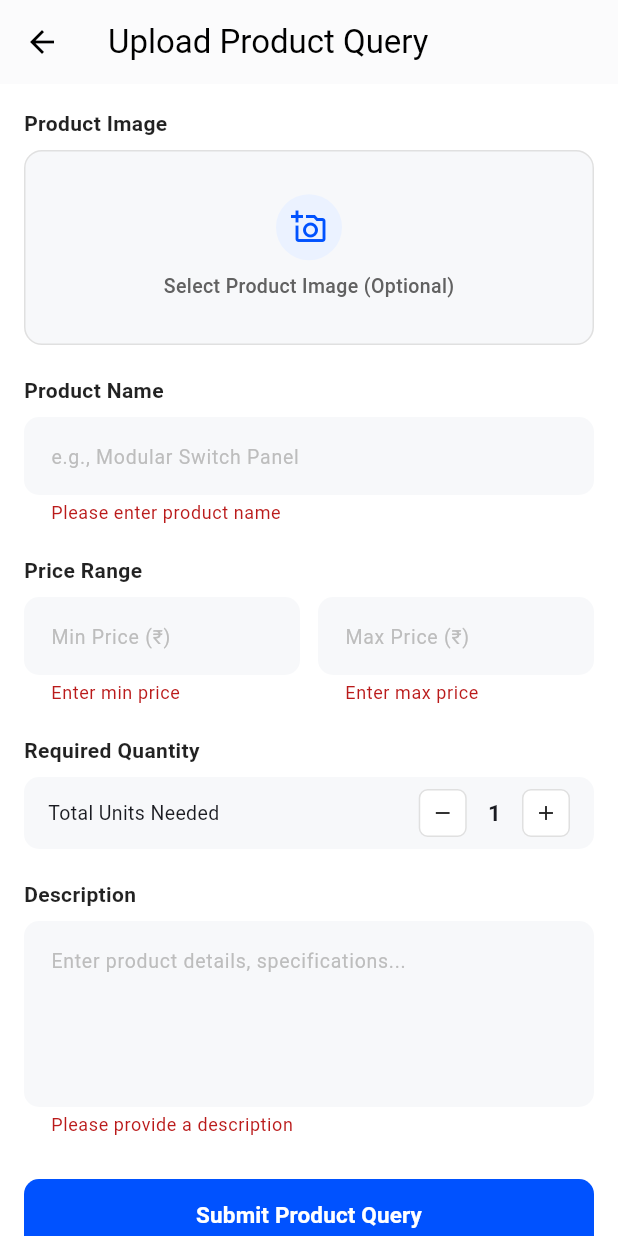
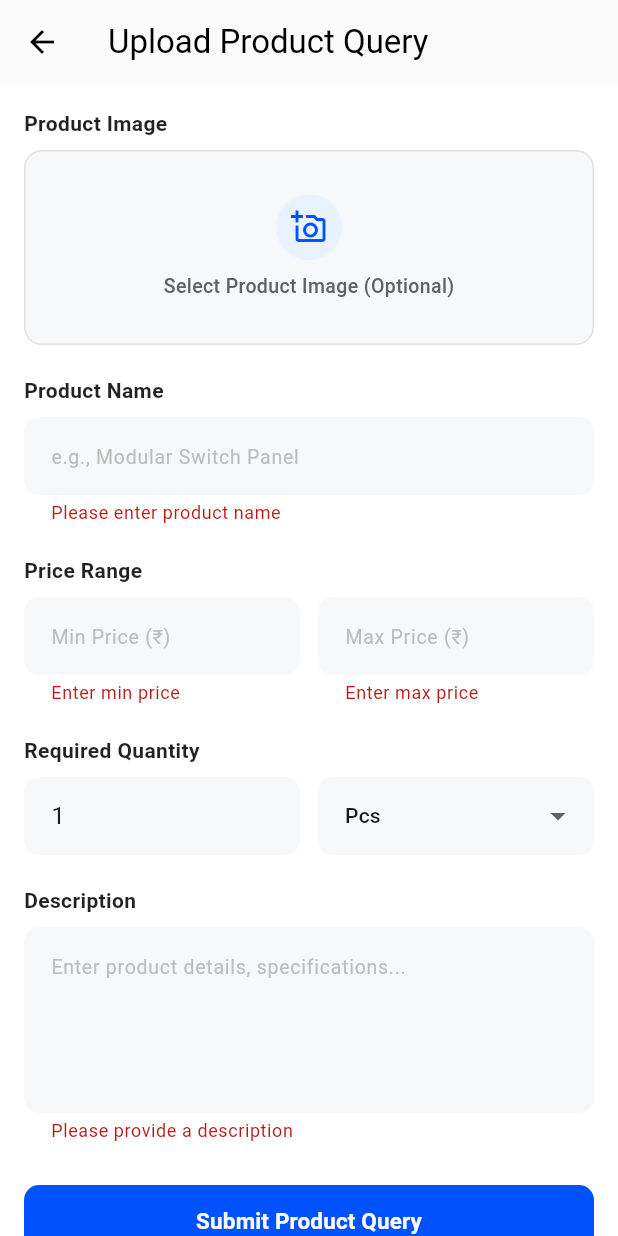
Before and after one commit to drumanty/cart-order, a Flutter app: the UploadQueryScreen screen opened directly, after a tap on "Submit Product Query", on a phone screen of 412 x 824 dp. Run offline on Flutter 3.47's test engine with Material 3 defaults, Android fonts, the phone set to English and light mode, and no system bars; our stand-ins replace cloud_firestore, firebase_analytics, firebase_auth, firebase_core, image_picker; accounts and stored records are empty.

Commit message:
latest updated features

```diff
--- a/lib/screens/admin_product_query_screen.dart
+++ b/lib/screens/admin_product_query_screen.dart
@@ -450,6 +450,7 @@ class _AdminProductQueryScreenState extends State<AdminProductQueryScreen> {
     final image = _text(q['imageUrl']);
     final buyerName = _text(q['buyerName']);
     final buyerEmail = _text(q['buyerEmail']);
+    final unitType = _text(q['unitType']).toLowerCase();
     final activityStream = _activityStreams.putIfAbsent(
       id,
       () =>
@@ -506,7 +507,7 @@ class _AdminProductQueryScreenState extends State<AdminProductQueryScreen> {
                 const SizedBox(height: 5),
                 Text(
                   '${_money(q['minPrice'])} – ${_money(q['maxPrice'])}'
-                  '   •   Qty: ${q['quantity'] ?? 0} units',
+                  '   •   Qty: ${q['quantity'] ?? 0} ${unitType}',
                 ),
               ],
             ),
@@ -520,7 +521,7 @@ class _AdminProductQueryScreenState extends State<AdminProductQueryScreen> {
             _detail('Product name', q['productName']),
             _detail('Minimum price', _money(q['minPrice'])),
             _detail('Maximum price', _money(q['maxPrice'])),
-            _detail('Required quantity', '${q['quantity'] ?? 0} units'),
+            _detail('Required quantity', '${q['quantity'] ?? 0} ${unitType}'),
             _detail('Description', q['description']),
             _detail('Submitted', _date(q['createdAt'])),
             _detail('Last updated', _date(q['updatedAt'])),
--- a/lib/screens/home_screen_two.dart
+++ b/lib/screens/home_screen_two.dart
@@ -91,7 +91,6 @@ class _HomeScreenTwoState extends State<HomeScreenTwo>
   }
 
   final List<String> _banners = const [
-    'assets/banner_one.png',
     'assets/agarbatti.png',
     'assets/electric.png',
     'assets/tracon_slider.png',
--- a/lib/screens/upload_query_screen.dart
+++ b/lib/screens/upload_query_screen.dart
@@ -1,54 +1,119 @@
 import 'dart:typed_data';
+
 import 'package:cloud_firestore/cloud_firestore.dart';
 import 'package:firebase_auth/firebase_auth.dart';
 import 'package:flutter/material.dart';
 import 'package:image_picker/image_picker.dart';
+
 import 'cloudinary_upload_service.dart';
 
 class UploadQueryScreen extends StatefulWidget {
   const UploadQueryScreen({super.key});
+
   @override
   State<UploadQueryScreen> createState() => _UploadQueryScreenState();
 }
 
 class _UploadQueryScreenState extends State<UploadQueryScreen> {
   final _formKey = GlobalKey<FormState>();
+
   // Controllers
   final TextEditingController _productNameController = TextEditingController();
+
   final TextEditingController _descriptionController = TextEditingController();
+
   final TextEditingController _minPriceController = TextEditingController();
+
   final TextEditingController _maxPriceController = TextEditingController();
-  int _quantity = 1;
+
+  final TextEditingController _quantityController = TextEditingController(
+    text: '1',
+  );
+
+  // Quantity unit types
+  final List<String> _unitTypes = [
+    'Pcs',
+    'Dozen',
+    'Gross',
+    'Coil',
+    'MTR',
+    'Box',
+    'Kg',
+    'LTR',
+    'Grm',
+  ];
+
+  String _selectedUnitType = 'Pcs';
+
   bool _submitting = false;
+
   XFile? _selectedImage;
   Uint8List? _selectedImageBytes;
+
+  // Price validation
   String? _priceError(String? text) {
     final value = double.tryParse((text ?? '').trim());
+
     if (value == null || !value.isFinite || value < 0 || value > 1000000000) {
       return 'Enter a valid price (0–1 billion)';
     }
+
     return null;
   }
 
+  // Quantity validation
+  String? _quantityError(String? text) {
+    final quantity = int.tryParse((text ?? '').trim());
+
+    if (quantity == null || quantity < 1) {
+      return 'Enter valid quantity';
+    }
+
+    if (quantity > 1000000) {
+      return 'Maximum 1000000';
+    }
+
+    return null;
+  }
+
+  // Pick product image
   Future<void> _pickImage() async {
+    if (_submitting) return;
+
+    try {
       final image = await ImagePicker().pickImage(
         source: ImageSource.gallery,
         imageQuality: 85,
         maxWidth: 1600,
       );
+
       if (image == null) return;
+
       final bytes = await image.readAsBytes();
+
       if (!mounted) return;
 
       setState(() {
         _selectedImage = image;
         _selectedImageBytes = bytes;
       });
+    } catch (_) {
+      if (!mounted) return;
+
+      ScaffoldMessenger.of(context).showSnackBar(
+        const SnackBar(
+          content: Text('Could not select image. Please try again.'),
+        ),
+      );
+    }
   }
 
+  // Upload image to Cloudinary
   Future<String> _uploadSelectedImage() async {
     final image = _selectedImage;
+
     if (image == null) return '';
+
     return CloudinaryUploadService.uploadImage(
       image: image,
       uploadPreset: CloudinaryUploadService.productPreset,
@@ -61,15 +126,24 @@ class _UploadQueryScreenState extends State<UploadQueryScreen> {
     _descriptionController.dispose();
     _minPriceController.dispose();
     _maxPriceController.dispose();
+    _quantityController.dispose();
+
     super.dispose();
   }
 
+  // Submit product query
   Future<void> _submitQuery() async {
-    if (_submitting || !_formKey.currentState!.validate()) return;
+    if (_submitting || !_formKey.currentState!.validate()) {
+      return;
+    }
+
     FocusScope.of(context).unfocus();
+
     setState(() => _submitting = true);
+
     try {
       final user = FirebaseAuth.instance.currentUser;
+
       if (user == null) {
         if (mounted) {
           ScaffoldMessenger.of(context).showSnackBar(
@@ -78,12 +152,18 @@ class _UploadQueryScreenState extends State<UploadQueryScreen> {
         }
         return;
       }
+
+      // Verify Buyer profile
       final profile = await FirebaseFirestore.instance
           .collection('users')
           .doc(user.uid)
           .get();
-      if (profile.data()?['userType'] != 'Buyer' ||
-          profile.data()?['accountStatus'] != 'approved') {
+
+      final profileData = profile.data();
+
+      if (profileData == null ||
+          profileData['userType'] != 'Buyer' ||
+          profileData['accountStatus'] != 'approved') {
         if (mounted) {
           ScaffoldMessenger.of(context).showSnackBar(
             const SnackBar(
@@ -93,25 +173,44 @@ class _UploadQueryScreenState extends State<UploadQueryScreen> {
         }
         return;
       }
+
+      // Upload image if selected
       final imageUrl = await _uploadSelectedImage();
 
+      // Parse form values
+      final minPrice = double.parse(_minPriceController.text.trim());
+
+      final maxPrice = double.parse(_maxPriceController.text.trim());
+
+      final quantity = int.parse(_quantityController.text.trim());
+
+      // Save query to Firestore
       await FirebaseFirestore.instance.collection('product_queries').add({
         'buyerId': user.uid,
         'buyerEmail': user.email ?? '',
         'buyerName':
-            '${profile.data()?['firstName'] ?? ''} ${profile.data()?['lastName'] ?? ''}'
+            '${profileData['firstName'] ?? ''} '
+                    '${profileData['lastName'] ?? ''}'
                 .trim(),
-        'mobileNumber': (profile.data()?['mobileNumber'] ?? '').toString(),
+        'mobileNumber': (profileData['mobileNumber'] ?? '').toString(),
+
         'productName': _productNameController.text.trim(),
         'description': _descriptionController.text.trim(),
-        'minPrice': double.parse(_minPriceController.text.trim()),
-        'maxPrice': double.parse(_maxPriceController.text.trim()),
-        'quantity': _quantity,
+
+        'minPrice': minPrice,
+        'maxPrice': maxPrice,
+
+        // Updated quantity information
+        'quantity': quantity,
+        'unitType': _selectedUnitType,
+
         'imageUrl': imageUrl,
         'status': 'submitted',
         'createdAt': FieldValue.serverTimestamp(),
       });
+
       if (!mounted) return;
+
       await showDialog<void>(
         context: context,
         barrierDismissible: false,
@@ -122,17 +221,17 @@ class _UploadQueryScreenState extends State<UploadQueryScreen> {
           ),
           actions: [
             TextButton(
-              onPressed: () => Navigator.pop(dialogContext),
+              onPressed: () {
+                Navigator.pop(dialogContext);
+              },
               child: const Text('OK'),
             ),
           ],
         ),
       );
+
       if (mounted) {
-        setState(() => _submitting = false);
-        WidgetsBinding.instance.addPostFrameCallback((_) {
-          if (mounted) Navigator.pop(context);
-        });
+        Navigator.pop(context);
       }
     } on CloudinaryUploadException catch (error) {
       if (mounted) {
@@ -142,9 +241,11 @@ class _UploadQueryScreenState extends State<UploadQueryScreen> {
       }
     } on FirebaseException catch (error) {
       if (!mounted) return;
+
       final message = error.code == 'permission-denied'
-          ? 'Submission not permitted. Check Buyer approval and publish the product_queries rules.'
+          ? 'Submission not permitted. Check Buyer approval and product_queries Firestore rules.'
           : 'Could not save your query (${error.code}). Please try again.';
+
       ScaffoldMessenger.of(
         context,
       ).showSnackBar(SnackBar(content: Text(message)));
@@ -157,7 +258,9 @@ class _UploadQueryScreenState extends State<UploadQueryScreen> {
         );
       }
     } finally {
-      if (mounted) setState(() => _submitting = false);
+      if (mounted) {
+        setState(() => _submitting = false);
+      }
     }
   }
 
@@ -167,34 +270,43 @@ class _UploadQueryScreenState extends State<UploadQueryScreen> {
       canPop: !_submitting,
       child: Scaffold(
         backgroundColor: Colors.white,
+
         appBar: AppBar(
           title: const Text('Upload Product Query'),
           backgroundColor: Colors.white,
           foregroundColor: Colors.black,
           elevation: 0.5,
         ),
+
         body: SafeArea(
           child: SingleChildScrollView(
             padding: const EdgeInsets.all(16.0),
+
             child: Form(
               key: _formKey,
+
               child: Column(
                 crossAxisAlignment: CrossAxisAlignment.start,
                 children: [
-                  // Image Upload Header
+                  // Product Image
                   _buildSectionHeader('Product Image'),
+
                   const SizedBox(height: 8),
+
                   InkWell(
                     onTap: _submitting ? null : _pickImage,
                     borderRadius: BorderRadius.circular(12),
+
                     child: Container(
                       width: double.infinity,
                       height: 130,
+
                       decoration: BoxDecoration(
                         color: const Color(0xFFF7F8FA),
                         borderRadius: BorderRadius.circular(12),
                         border: Border.all(color: Colors.grey.shade300),
                       ),
+
                       child: Column(
                         mainAxisAlignment: MainAxisAlignment.center,
                         children: [
@@ -203,30 +315,36 @@ class _UploadQueryScreenState extends State<UploadQueryScreen> {
                               _selectedImageBytes!,
                               height: 60,
                               fit: BoxFit.contain,
-                              errorBuilder: (context, error, stackTrace) =>
-                                  const Icon(
+                              errorBuilder: (context, error, stackTrace) {
+                                return const Icon(
                                   Icons.broken_image_outlined,
                                   size: 32,
-                                  ),
+                                );
+                              },
                             )
                           else
                             Container(
                               padding: const EdgeInsets.all(10),
+
                               decoration: const BoxDecoration(
                                 color: Color(0xFFEBF2FF),
                                 shape: BoxShape.circle,
                               ),
+
                               child: const Icon(
                                 Icons.add_a_photo_outlined,
                                 color: Color(0xFF0052FF),
                                 size: 24,
                               ),
                             ),
+
                           const SizedBox(height: 8),
+
                           Text(
                             _selectedImageBytes == null
                                 ? 'Select Product Image (Optional)'
                                 : 'Image selected — uploaded when submitted',
+
                             style: TextStyle(
                               fontSize: 13,
                               color: Colors.grey.shade700,
@@ -237,166 +355,223 @@ class _UploadQueryScreenState extends State<UploadQueryScreen> {
                       ),
                     ),
                   ),
+
                   const SizedBox(height: 20),
+
                   // Product Name
                   _buildSectionHeader('Product Name'),
+
                   const SizedBox(height: 8),
+
                   TextFormField(
                     enabled: !_submitting,
                     controller: _productNameController,
+
                     validator: (value) {
                       if (value == null || value.trim().isEmpty) {
                         return 'Please enter product name';
                       }
+
                       if (value.trim().length > 300) {
                         return 'Maximum 300 characters';
                       }
+
                       return null;
                     },
+
                     decoration: _buildInputDecoration(
                       'e.g., Modular Switch Panel',
                     ),
                   ),
+
                   const SizedBox(height: 20),
-                  // Price Range (Min & Max)
+
+                  // Price Range
                   _buildSectionHeader('Price Range'),
+
                   const SizedBox(height: 8),
+
                   Row(
+                    crossAxisAlignment: CrossAxisAlignment.start,
                     children: [
                       Expanded(
                         child: TextFormField(
                           enabled: !_submitting,
                           controller: _minPriceController,
-                          keyboardType: TextInputType.number,
+                          keyboardType: const TextInputType.numberWithOptions(
+                            decimal: true,
+                          ),
+
                           decoration: _buildInputDecoration('Min Price (₹)'),
+
                           validator: (value) {
                             if (value == null || value.trim().isEmpty) {
                               return 'Enter min price';
                             }
+
                             return _priceError(value);
                           },
                         ),
                       ),
+
                       const SizedBox(width: 12),
+
                       Expanded(
                         child: TextFormField(
                           enabled: !_submitting,
                           controller: _maxPriceController,
-                          keyboardType: TextInputType.number,
+                          keyboardType: const TextInputType.numberWithOptions(
+                            decimal: true,
+                          ),
+
                           decoration: _buildInputDecoration('Max Price (₹)'),
+
                           validator: (value) {
                             if (value == null || value.trim().isEmpty) {
                               return 'Enter max price';
                             }
+
                             final error = _priceError(value);
+
                             if (error != null) return error;
+
                             if (_minPriceController.text.isNotEmpty) {
                               final min =
-                                  double.tryParse(_minPriceController.text) ??
+                                  double.tryParse(
+                                    _minPriceController.text.trim(),
+                                  ) ??
                                   0;
-                              final max = double.tryParse(value) ?? 0;
+
+                              final max = double.tryParse(value.trim()) ?? 0;
+
                               if (max < min) {
                                 return 'Must be ≥ Min';
                               }
                             }
+
                             return null;
                           },
                         ),
                       ),
                     ],
                   ),
+
                   const SizedBox(height: 20),
-                  // Quantity
+
+                  // Required Quantity - Updated
                   _buildSectionHeader('Required Quantity'),
+
                   const SizedBox(height: 8),
-                  Container(
-                    padding: const EdgeInsets.symmetric(
-                      horizontal: 16,
-                      vertical: 8,
+
+                  Row(
+                    crossAxisAlignment: CrossAxisAlignment.start,
+                    children: [
+                      // Quantity Input
+                      Expanded(
+                        child: TextFormField(
+                          enabled: !_submitting,
+                          controller: _quantityController,
+                          keyboardType: TextInputType.number,
+
+                          decoration: _buildInputDecoration('Quantity'),
+
+                          validator: _quantityError,
                         ),
-                    decoration: BoxDecoration(
-                      color: const Color(0xFFF7F8FA),
-                      borderRadius: BorderRadius.circular(10),
                       ),
-                    child: Row(
-                      mainAxisAlignment: MainAxisAlignment.spaceBetween,
-                      children: [
-                        const Text(
-                          'Total Units Needed',
-                          style: TextStyle(fontSize: 13),
+
+                      const SizedBox(width: 12),
+
+                      // Unit Type Dropdown
+                      Expanded(
+                        child: DropdownButtonFormField<String>(
+                          initialValue: _selectedUnitType,
+                          isExpanded: true,
+                          decoration: _buildInputDecoration('Unit Type'),
+
+                          items: _unitTypes.map((unit) {
+                            return DropdownMenuItem<String>(
+                              value: unit,
+                              child: Text(
+                                unit,
+                                style: const TextStyle(fontSize: 14),
                               ),
-                        Row(
-                          children: [
-                            _buildQuantityBtn(
-                              icon: Icons.remove,
-                              onPressed: () {
-                                if (!_submitting && _quantity > 1) {
-                                  setState(() => _quantity--);
+                            );
+                          }).toList(),
+
+                          onChanged: _submitting
+                              ? null
+                              : (value) {
+                                  if (value != null) {
+                                    setState(() {
+                                      _selectedUnitType = value;
+                                    });
                                   }
                                 },
                         ),
-                            Padding(
-                              padding: const EdgeInsets.symmetric(
-                                horizontal: 14.0,
-                              ),
-                              child: Text(
-                                '$_quantity',
-                                style: const TextStyle(
-                                  fontSize: 15,
-                                  fontWeight: FontWeight.bold,
-                                ),
-                              ),
-                            ),
-                            _buildQuantityBtn(
-                              icon: Icons.add,
-                              onPressed: () {
-                                if (!_submitting && _quantity < 1000000) {
-                                  setState(() => _quantity++);
-                                }
-                              },
                       ),
                     ],
                   ),
-                      ],
-                    ),
-                  ),
+
                   const SizedBox(height: 20),
+
                   // Description
                   _buildSectionHeader('Description'),
+
                   const SizedBox(height: 8),
+
                   TextFormField(
                     enabled: !_submitting,
                     controller: _descriptionController,
                     maxLines: 4,
+
                     validator: (value) {
                       if (value == null || value.trim().isEmpty) {
                         return 'Please provide a description';
                       }
+
                       if (value.trim().length > 5000) {
                         return 'Maximum 5000 characters';
                       }
+
                       return null;
                     },
+
                     decoration: _buildInputDecoration(
                       'Enter product details, specifications...',
                     ),
                   ),
+
                   const SizedBox(height: 28),
+
                   // Submit Button
                   SizedBox(
                     width: double.infinity,
                     height: 48,
+
                     child: ElevatedButton(
                       onPressed: _submitting ? null : _submitQuery,
+
                       style: ElevatedButton.styleFrom(
                         backgroundColor: const Color(0xFF0052FF),
+                        disabledBackgroundColor: const Color(0xFF8EABF5),
                         elevation: 0,
+
                         shape: RoundedRectangleBorder(
                           borderRadius: BorderRadius.circular(10),
                         ),
                       ),
-                      child: Text(
-                        _submitting ? 'Submitting…' : 'Submit Product Query',
+
+                      child: _submitting
+                          ? const SizedBox(
+                              width: 20,
+                              height: 20,
+                              child: CircularProgressIndicator(
+                                strokeWidth: 2,
+                                color: Colors.white,
+                              ),
+                            )
+                          : const Text(
+                              'Submit Product Query',
                               style: TextStyle(
                                 fontSize: 15,
                                 fontWeight: FontWeight.bold,
@@ -414,20 +589,26 @@ class _UploadQueryScreenState extends State<UploadQueryScreen> {
     );
   }
 
+  // Input Decoration
   InputDecoration _buildInputDecoration(String hint) {
     return InputDecoration(
       hintText: hint,
+
       hintStyle: TextStyle(fontSize: 13, color: Colors.grey.shade400),
+
       filled: true,
       fillColor: const Color(0xFFF7F8FA),
+
       border: OutlineInputBorder(
         borderRadius: BorderRadius.circular(10),
         borderSide: BorderSide.none,
       ),
+
       contentPadding: const EdgeInsets.symmetric(horizontal: 14, vertical: 14),
     );
   }
 
+  // Section Header
   Widget _buildSectionHeader(String title) {
     return Text(
       title,
@@ -438,24 +619,4 @@ class _UploadQueryScreenState extends State<UploadQueryScreen> {
       ),
     );
   }
-
-  Widget _buildQuantityBtn({
-    required IconData icon,
-    required VoidCallback onPressed,
-  }) {
-    return Container(
-      width: 32,
-      height: 32,
-      decoration: BoxDecoration(
-        color: Colors.white,
-        borderRadius: BorderRadius.circular(6),
-        border: Border.all(color: Colors.grey.shade300),
-      ),
-      child: IconButton(
-        padding: EdgeInsets.zero,
-        icon: Icon(icon, size: 16, color: Colors.black87),
-        onPressed: onPressed,
-      ),
-    );
 }
-}
```
Also changed, not shown: lib/screens/home_screen.dart (+13 -26 lines), lib/screens/signup_screen.dart (+7 -74 lines). Lines whose indentation alone changed are shown as unchanged.
